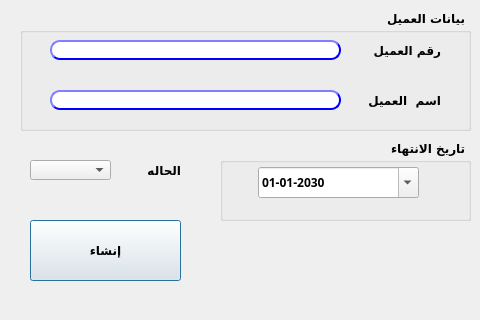
This is presentation/loyalty_ui/createCustomerCard.ui in shymaa123456/HyperPOS2020 as Qt 5 draws it before an edit. The edited form follows.
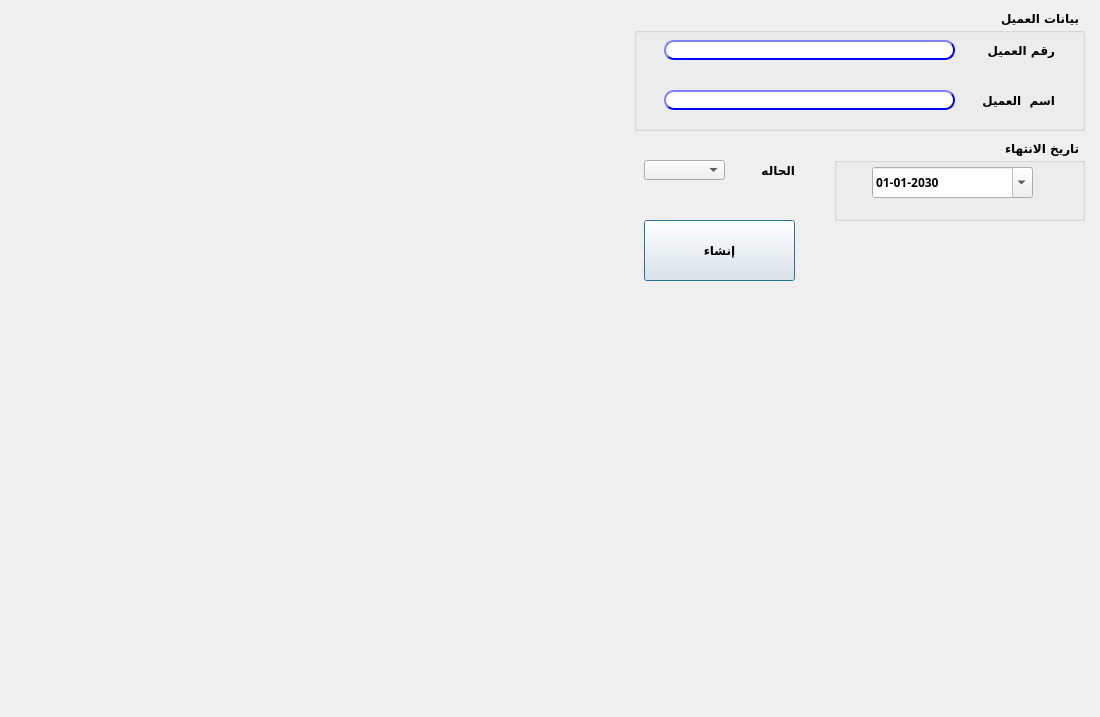
This is the edited form.

What changed in the file:
```diff
--- a/presentation/loyalty_ui/createCustomerCard.ui
+++ b/presentation/loyalty_ui/createCustomerCard.ui
@@ -6,20 +6,20 @@
    <rect>
     <x>0</x>
     <y>0</y>
-    <width>480</width>
-    <height>320</height>
+    <width>1100</width>
+    <height>717</height>
    </rect>
   </property>
   <property name="minimumSize">
    <size>
-    <width>480</width>
-    <height>320</height>
+    <width>1100</width>
+    <height>717</height>
    </size>
   </property>
   <property name="maximumSize">
    <size>
-    <width>480</width>
-    <height>320</height>
+    <width>1100</width>
+    <height>717</height>
    </size>
   </property>
   <property name="windowTitle">
@@ -31,7 +31,7 @@
    </property>
    <property name="geometry">
     <rect>
-     <x>30</x>
+     <x>644</x>
      <y>220</y>
      <width>151</width>
      <height>61</height>
@@ -58,7 +58,7 @@
    </property>
    <property name="geometry">
     <rect>
-     <x>30</x>
+     <x>644</x>
      <y>160</y>
      <width>81</width>
      <height>20</height>
@@ -79,7 +79,7 @@
    </property>
    <property name="geometry">
     <rect>
-     <x>140</x>
+     <x>754</x>
      <y>160</y>
      <width>41</width>
      <height>20</height>
@@ -100,7 +100,7 @@
   <widget class="QGroupBox" name="groupBox">
    <property name="geometry">
     <rect>
-     <x>20</x>
+     <x>634</x>
      <y>10</y>
      <width>451</width>
      <height>121</height>
@@ -253,7 +253,7 @@
   <widget class="QGroupBox" name="groupBox_2">
    <property name="geometry">
     <rect>
-     <x>220</x>
+     <x>834</x>
      <y>140</y>
      <width>251</width>
      <height>81</height>
```
